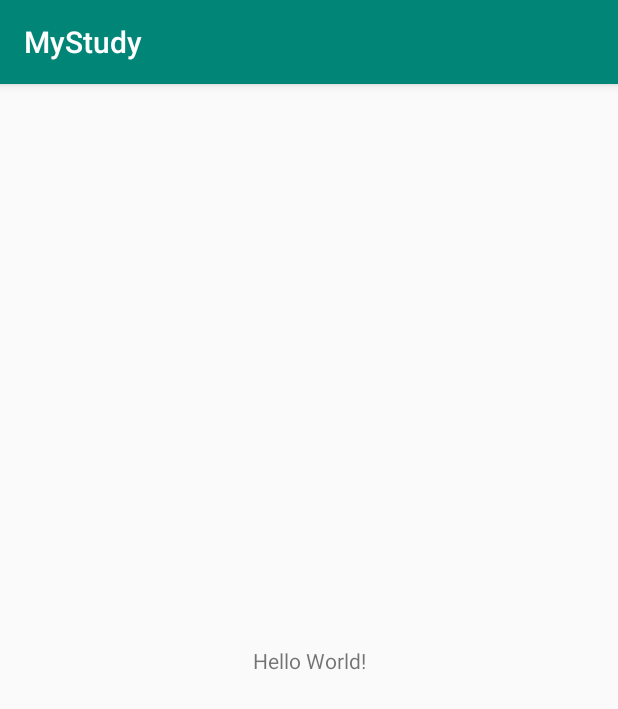
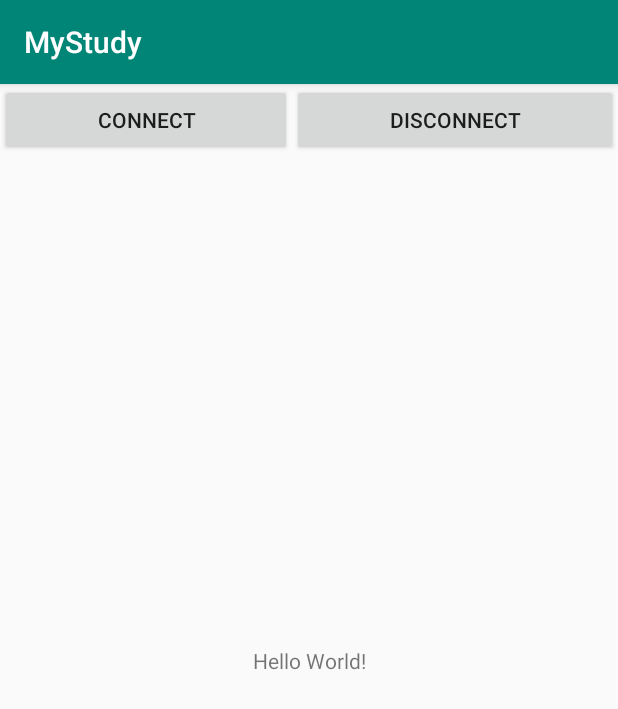
Before and after one commit to hex2bc/MyStudy, an Android app: the screen it shows after launch (MainActivity), on a phone screen of 412 x 824 dp. Shown: the top 709 px of the screen. Run offline under Robolectric (Android 15) with nearby library versions, the phone set to English and light mode, and no system bars.

Commit message:
Android Socket 服务端，pc可以通过设置 adb forward tcp:6666 tcp:8888; telnet 127.0.0.1 6666 连接

```diff
--- a/android/study/app/src/main/AndroidManifest.xml
+++ b/android/study/app/src/main/AndroidManifest.xml
@@ -3,6 +3,7 @@
           xmlns:dist="http://schemas.android.com/apk/distribution"
           package="hex2bc.mystudy">
 
+    <uses-permission android:name="android.permission.INTERNET" />
     <dist:module dist:instant="true"/>
 
     <application
--- a/android/study/app/src/main/res/layout/activity_main.xml
+++ b/android/study/app/src/main/res/layout/activity_main.xml
@@ -8,12 +8,36 @@
     tools:context=".MainActivity">
 
     <TextView
+        android:id="@+id/tv"
         android:layout_width="wrap_content"
         android:layout_height="wrap_content"
         android:text="Hello World!"
+        android:singleLine="false"
         app:layout_constraintBottom_toBottomOf="parent"
         app:layout_constraintLeft_toLeftOf="parent"
         app:layout_constraintRight_toRightOf="parent"
         app:layout_constraintTop_toTopOf="parent"/>
 
+    <LinearLayout
+        android:layout_width="match_parent"
+        android:layout_height="wrap_content"
+        android:orientation="horizontal"
+        tools:layout_editor_absoluteX="16dp"
+        tools:layout_editor_absoluteY="591dp">
+
+        <Button
+            android:id="@+id/connect"
+            android:layout_width="wrap_content"
+            android:layout_height="wrap_content"
+            android:layout_weight="1"
+            android:text="Connect"/>
+
+        <Button
+            android:id="@+id/disconnect"
+            android:layout_width="wrap_content"
+            android:layout_height="wrap_content"
+            android:layout_weight="1"
+            android:text="Disconnect"/>
+    </LinearLayout>
+
 </androidx.constraintlayout.widget.ConstraintLayout>
```
Also changed, not shown: android/study/app/src/main/java/hex2bc/mystudy/MainActivity.java (+127 -1 lines).
